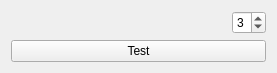
The window that Examples/TimeWidgetTest/MainWindow.ui (USNavalResearchLaboratory/simdissdk) describes before a commit, drawn with Qt 5.
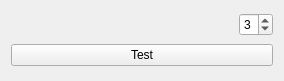
The same window after the commit. Custom widgets are drawn as their Qt base class.

Commit message:
SIM-8080 Time Widget now supports time without a fraction
Release Notes:  N/A

Notes:  Turned out to be easier than I thought.   I just had to do the same thing over and over again for each format.  The fraction part is added only when needed.

Test Environment:  Windows, Visual Studio 2013, Debug, 64-bit

Test:  Tested with the time widget example and with SIMDIS 10.

Patch:
```diff
--- a/Examples/TimeWidgetTest/MainWindow.ui
+++ b/Examples/TimeWidgetTest/MainWindow.ui
@@ -6,8 +6,8 @@
    <rect>
     <x>0</x>
     <y>0</y>
-    <width>277</width>
-    <height>69</height>
+    <width>284</width>
+    <height>81</height>
    </rect>
   </property>
   <property name="windowTitle">
@@ -32,7 +32,7 @@
         </sizepolicy>
        </property>
        <property name="minimum">
-        <number>1</number>
+        <number>0</number>
        </property>
        <property name="maximum">
         <number>6</number>
```
Left out of the diff: 1 changed line with no effect on the pictures. The commit also changes 2 other files.
